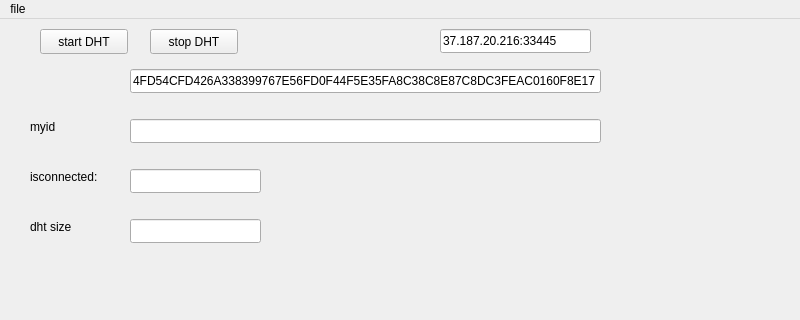
envsh/toxsh, file toxmon/dhtmon.ui: the form before one commit; both pictures show x 0 to 800 and y 0 to 320 of the 800 by 600 pixel window.
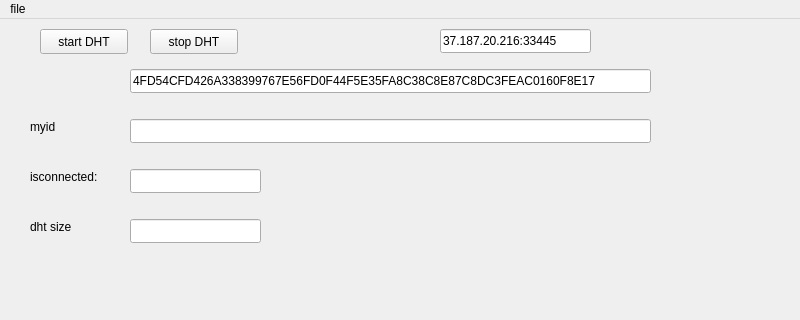
The form after the commit.

What changed in the file:
```diff
--- a/toxmon/dhtmon.ui
+++ b/toxmon/dhtmon.ui
@@ -32,7 +32,7 @@
      <rect>
       <x>130</x>
       <y>100</y>
-      <width>471</width>
+      <width>521</width>
       <height>24</height>
      </rect>
     </property>
@@ -127,7 +127,7 @@
      <rect>
       <x>130</x>
       <y>50</y>
-      <width>471</width>
+      <width>521</width>
       <height>24</height>
      </rect>
     </property>
```
